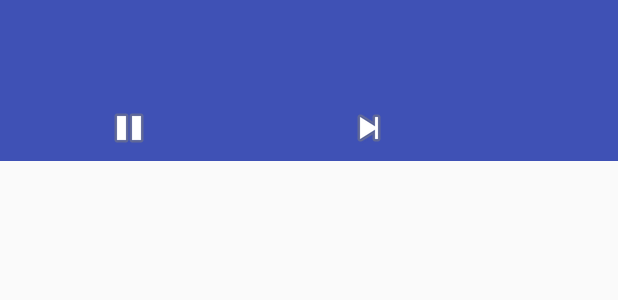
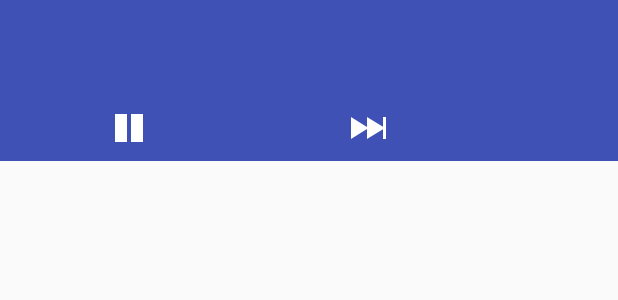
Before and after one commit to govindtank/AndroidMusicBot, an Android app: the layout fragment_player_control.xml on its own in the app's theme, with its tools: preview values and no code run, on a phone screen of 412 x 824 dp. Shown: the top 300 px of the screen. Run offline under Robolectric (Android 15) with nearby library versions, the phone set to English and light mode, and no system bars; network calls fail.

Commit message:
Replaced player control icons. Closes #14

```diff
--- a/app/src/main/java/com/nicewuerfel/musicbot/PlayerControlFragment.java
+++ b/app/src/main/java/com/nicewuerfel/musicbot/PlayerControlFragment.java
@@ -156,9 +156,9 @@ public class PlayerControlFragment extends Fragment {
 
     final int drawableResource;
     if (state.isPaused()) {
-      drawableResource = android.R.drawable.ic_media_play;
+      drawableResource = R.drawable.ic_action_playback_play;
     } else {
-      drawableResource = android.R.drawable.ic_media_pause;
+      drawableResource = R.drawable.ic_action_playback_pause;
     }
 
     if (pauseButton != null && songTitleText != null && songDescriptionText != null && songDurationText != null) {
--- a/app/src/main/res/layout/fragment_player_control.xml
+++ b/app/src/main/res/layout/fragment_player_control.xml
@@ -7,7 +7,7 @@
               tools:context="com.nicewuerfel.musicbot.PlayerControlFragment">
 
     <LinearLayout
-        android:layout_width="match_parent"
+        android:layout_width="0dp"
         android:layout_height="wrap_content"
         android:layout_weight="1"
         android:orientation="vertical">
@@ -71,7 +71,7 @@
                 android:layout_gravity="right"
                 android:layout_weight="1"
                 android:background="#000000ff"
-                android:src="@android:drawable/ic_media_pause"/>
+                android:src="@drawable/ic_action_playback_pause"/>
 
             <ImageButton
                 android:id="@+id/next_button"
@@ -80,7 +80,7 @@
                 android:layout_gravity="center_horizontal"
                 android:layout_weight="1"
                 android:background="#000000ff"
-                android:src="@android:drawable/ic_media_next"/>
+                android:src="@drawable/ic_action_playback_next"/>
         </LinearLayout>
     </LinearLayout>
 
```
Also changed, not shown: app/src/main/res/drawable-hdpi/ic_action_playback_next.png (added), app/src/main/res/drawable-hdpi/ic_action_playback_pause.png (added), app/src/main/res/drawable-hdpi/ic_action_playback_play.png (added), app/src/main/res/drawable-mdpi/ic_action_playback_next.png (added), app/src/main/res/drawable-mdpi/ic_action_playback_pause.png (added), app/src/main/res/drawable-mdpi/ic_action_playback_play.png (added), app/src/main/res/drawable-xhdpi/ic_action_playback_next.png (added), app/src/main/res/drawable-xhdpi/ic_action_playback_pause.png (added), app/src/main/res/drawable-xhdpi/ic_action_playback_play.png (added), app/src/main/res/drawable-xxhdpi/ic_action_playback_next.png (added), app/src/main/res/drawable-xxhdpi/ic_action_playback_pause.png (added), app/src/main/res/drawable-xxhdpi/ic_action_playback_play.png (added), app/src/main/res/drawable-xxxhdpi/ic_action_playback_next.png (added), app/src/main/res/drawable-xxxhdpi/ic_action_playback_pause.png (added), 1 more files.
